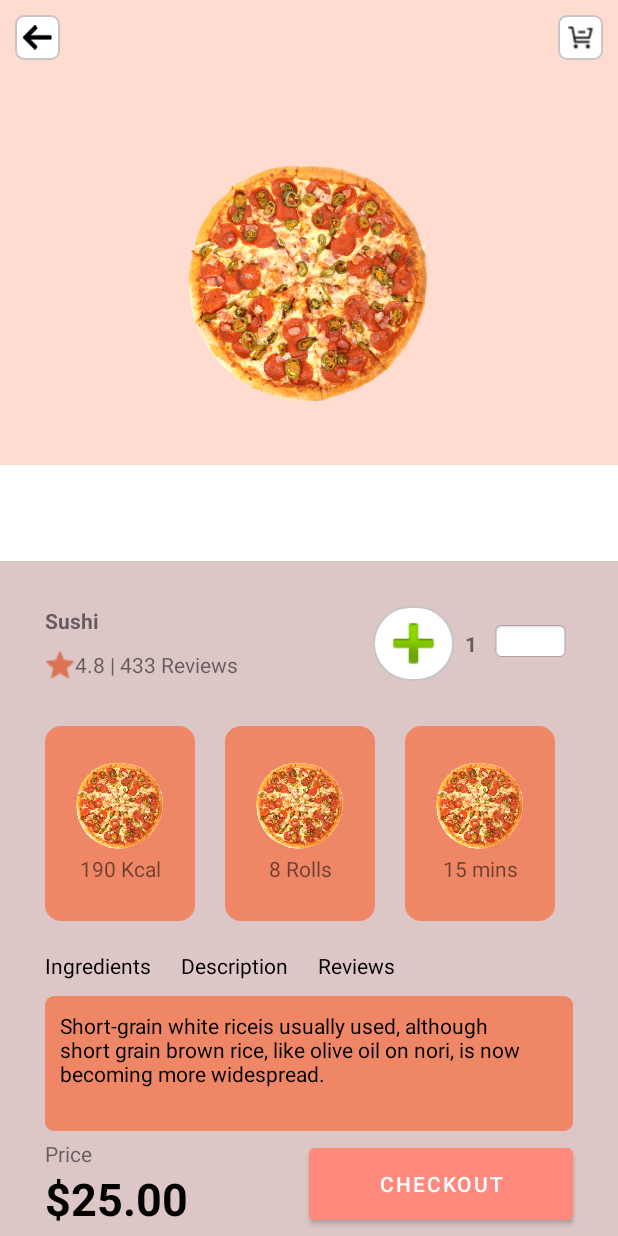
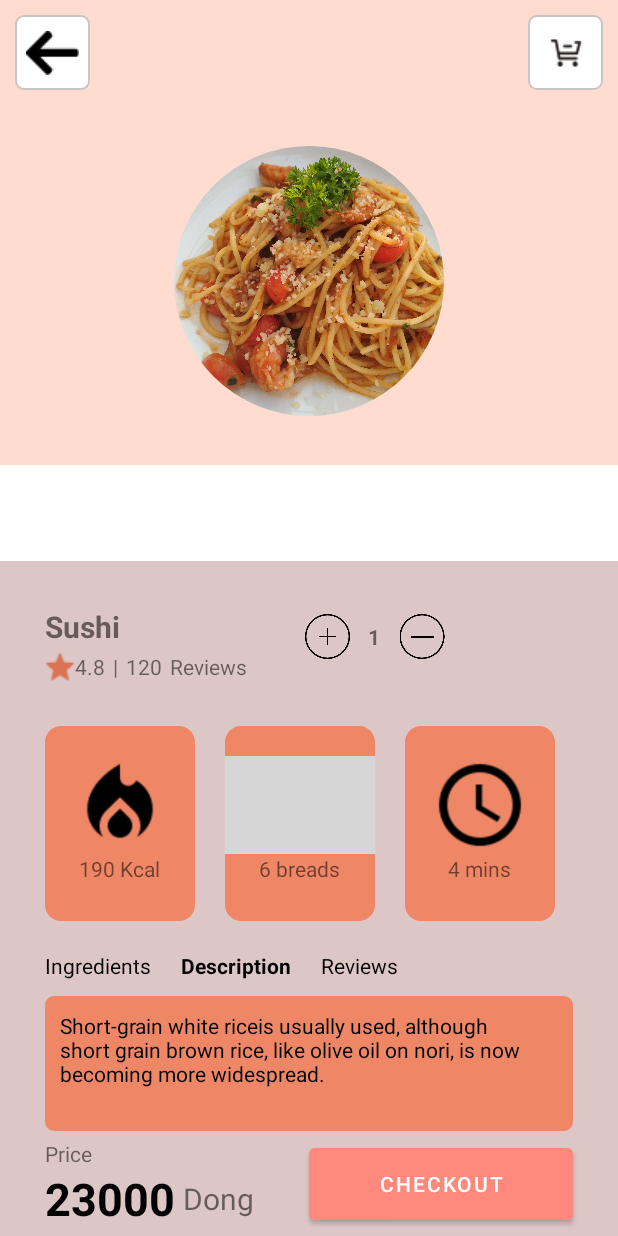
Before and after one commit to khoapham1003/FoodOrderingApp, an Android app: the layout product_page.xml on its own in the app's theme, with its tools: preview values and no code run, on a phone screen of 412 x 824 dp. Run offline under Robolectric (Android 15) with nearby library versions, the phone set to English and light mode, and no system bars; grey boxes are pictures that could not be loaded.

Commit message:
update product_page.xml-kiennguyen commit

```diff
--- a/FoodOrderingApp/app/src/main/res/layout/product_page.xml
+++ b/FoodOrderingApp/app/src/main/res/layout/product_page.xml
@@ -16,27 +16,25 @@
         app:layout_constraintStart_toStartOf="parent"
         app:layout_constraintTop_toTopOf="parent">
 
-        <LinearLayout
+        <RelativeLayout
             android:layout_width="match_parent"
             android:layout_height="276dp"
             android:orientation="horizontal">
 
             <LinearLayout
+                android:layout_alignParentLeft="true"
                 android:id="@+id/homeBtn1"
                 android:layout_width="wrap_content"
                 android:layout_height="wrap_content"
-                android:layout_weight="0.2"
                 android:orientation="vertical">
-
-                <ImageView
-                    android:id="@+id/img1"
-                    android:layout_width="30dp"
-                    android:layout_height="30dp"
+                <ImageButton
+                    android:id="@+id/btnBack"
+                    android:layout_width="50dp"
+                    android:layout_height="50dp"
                     android:layout_margin="10dp"
-                    android:layout_weight="1"
                     android:background="@drawable/button_top"
                     android:padding="5dp"
-                    app:srcCompat="@drawable/back" />
+                    app:srcCompat="@drawable/back"/>
 
             </LinearLayout>
 
@@ -44,23 +42,22 @@
                 android:id="@+id/homeBtn2"
                 android:layout_width="wrap_content"
                 android:layout_height="wrap_content"
-                android:layout_weight="0.2"
+                android:layout_alignParentRight="true"
                 android:orientation="vertical">
 
-                <ImageView
-                    android:id="@+id/img2"
-                    android:layout_width="30dp"
-                    android:layout_height="30dp"
-                    android:layout_gravity="right"
+                <ImageButton
+                    android:id="@+id/btnCart"
+                    android:layout_width="50dp"
+                    android:layout_height="50dp"
                     android:layout_margin="10dp"
-                    android:layout_weight="1"
                     android:background="@drawable/button_top"
                     android:padding="5dp"
-                    app:srcCompat="@drawable/cart" />
+                    app:srcCompat="@drawable/cart"/>
+
 
             </LinearLayout>
 
-        </LinearLayout>
+        </RelativeLayout>
 
 
     </LinearLayout>
@@ -74,15 +71,24 @@
         app:layout_constraintStart_toStartOf="parent"
         app:layout_constraintTop_toTopOf="@+id/linearLayout">
 
-        <ImageView
-            android:id="@+id/imageView22"
-            android:layout_width="wrap_content"
-            android:layout_height="wrap_content"
+        <de.hdodenhof.circleimageview.CircleImageView
+            android:id="@+id/imgSrc"
             app:layout_constraintBottom_toBottomOf="parent"
             app:layout_constraintEnd_toEndOf="parent"
             app:layout_constraintStart_toStartOf="parent"
             app:layout_constraintTop_toTopOf="parent"
-            app:srcCompat="@drawable/pizza" />
+            android:src="@drawable/spagetti"
+            android:layout_width="wrap_content"
+            android:layout_height="wrap_content" />
+        <!--        <ImageView-->
+        <!--            android:id="@+id/imgSrc"-->
+        <!--            android:layout_width="wrap_content"-->
+        <!--            android:layout_height="wrap_content"-->
+        <!--            app:layout_constraintBottom_toBottomOf="parent"-->
+        <!--            app:layout_constraintEnd_toEndOf="parent"-->
+        <!--            app:layout_constraintStart_toStartOf="parent"-->
+        <!--            app:layout_constraintTop_toTopOf="parent"-->
+        <!--            app:srcCompat="@drawable/pizza" />-->
     </androidx.constraintlayout.widget.ConstraintLayout>
 
     <androidx.constraintlayout.widget.ConstraintLayout
@@ -106,51 +112,86 @@
             <LinearLayout
                 android:layout_width="match_parent"
                 android:layout_height="110dp"
+
+
                 android:orientation="horizontal">
 
                 <LinearLayout
+
                     android:layout_width="wrap_content"
                     android:layout_height="match_parent"
-                    android:layout_margin="30dp"
+                    android:layout_marginVertical="30dp"
+                    android:layout_marginLeft="30dp"
                     android:orientation="vertical">
 
                     <TextView
-                        android:id="@+id/textView3"
-                        android:layout_width="match_parent"
+                        android:id="@+id/titleFood"
+                        android:layout_width="wrap_content"
                         android:layout_height="wrap_content"
+                        android:layout_marginBottom="3dp"
                         android:text="Sushi"
+                        android:textSize="20dp"
                         android:textStyle="bold" />
 
-                    <TextView
-                        android:id="@+id/textView2"
-                        android:layout_width="match_parent"
+                    <LinearLayout
+                        android:layout_width="wrap_content"
                         android:layout_height="wrap_content"
-                        android:layout_marginTop="10dp"
-                        android:drawableStart="@drawable/start_icon"
-                        android:text="4.8 | 433 Reviews" />
+                        android:orientation="horizontal">
+
+                        <TextView
+                            android:id="@+id/rvStart"
+                            android:layout_width="match_parent"
+                            android:layout_height="wrap_content"
+                            android:drawableStart="@drawable/start_icon"
+                            android:text="4.8" />
+
+                        <TextView
+                            android:layout_width="match_parent"
+                            android:layout_height="wrap_content"
+                            android:layout_marginHorizontal="5dp"
+                            android:text="|" />
+
+                        <TextView
+                            android:id="@+id/rvCount"
+                            android:layout_width="match_parent"
+                            android:layout_height="wrap_content"
+                            android:layout_marginRight="5dp"
+                            android:text="120" />
+
+                        <TextView
+                            android:layout_width="match_parent"
+                            android:layout_height="wrap_content"
+
+                            android:text="Reviews" />
+
+                    </LinearLayout>
+
                 </LinearLayout>
 
                 <LinearLayout
-                    android:layout_width="match_parent"
+
+
+                    android:layout_width="100dp"
                     android:layout_height="wrap_content"
-                    android:layout_margin="30dp"
+                    android:layout_margin="35dp"
                     android:orientation="horizontal"
-                    android:paddingLeft="30dp">
+
+                    >
 
                     <ImageView
                         android:id="@+id/imageView"
-                        android:layout_width="50dp"
-                        android:layout_height="50dp"
+                        android:layout_width="30dp"
+                        android:layout_height="30dp"
                         android:layout_weight="1"
-                        android:background="@drawable/circle_button_background"
-                        app:srcCompat="@android:drawable/ic_input_add" />
+
+                        app:srcCompat="@drawable/thinadd" />
 
                     <TextView
                         android:id="@+id/textView5"
                         android:layout_width="wrap_content"
                         android:layout_height="wrap_content"
                         android:layout_marginHorizontal="5dp"
-                        android:layout_marginTop="15dp"
+                        android:layout_marginTop="5dp"
                         android:layout_weight="1"
                         android:text="1"
                         android:textAlignment="center"
@@ -158,11 +199,11 @@
 
                     <ImageView
                         android:id="@+id/imageView2"
-                        android:layout_width="wrap_content"
-                        android:layout_height="wrap_content"
-                        android:layout_marginTop="10dp"
+                        android:layout_width="30dp"
+                        android:layout_height="30dp"
+
                         android:layout_weight="1"
-                        app:srcCompat="@android:drawable/editbox_background" />
+                        app:srcCompat="@drawable/remove" />
                 </LinearLayout>
             </LinearLayout>
 
@@ -187,14 +228,30 @@
                         android:layout_width="match_parent"
                         android:layout_height="65dp"
                         android:layout_marginTop="20dp"
-                        app:srcCompat="@drawable/pizza" />
+                        app:srcCompat="@drawable/fire" />
 
-                    <TextView
-                        android:id="@+id/textKcal"
+                    <LinearLayout
                         android:layout_width="match_parent"
                         android:layout_height="wrap_content"
-                        android:text="190 Kcal"
-                        android:textAlignment="center" />
+                        android:gravity="center"
+                        android:orientation="horizontal">
+
+                        <TextView
+                            android:id="@+id/kcal"
+                            android:layout_width="wrap_content"
+                            android:layout_height="wrap_content"
+                            android:text="190"
+                            />
+
+                        <TextView
+                            android:layout_width="wrap_content"
+                            android:layout_height="wrap_content"
+                            android:layout_marginLeft="3dp"
+                            android:text="Kcal"
+                            />
+
+                    </LinearLayout>
+
 
 
                 </LinearLayout>
@@ -215,14 +272,24 @@
                         android:layout_width="match_parent"
                         android:layout_height="65dp"
                         android:layout_marginTop="20dp"
-                        app:srcCompat="@drawable/pizza" />
+                        app:srcCompat="@drawable/restaurant" />
 
-                    <TextView
-                        android:id="@+id/textRolls"
+                    <LinearLayout
                         android:layout_width="match_parent"
                         android:layout_height="wrap_content"
-                        android:text="8 Rolls"
-                        android:textAlignment="center" />
+                        android:gravity="center"
+                        android:orientation="horizontal">
+
+                        <TextView
+                            android:id="@+id/unit"
+                            android:layout_width="wrap_content"
+                            android:layout_height="wrap_content"
+                            android:text="6 breads"
+                            />
+
+
+
+                    </LinearLayout>
 
 
                 </LinearLayout>
@@ -243,14 +310,30 @@
                         android:layout_width="match_parent"
                         android:layout_height="65dp"
                         android:layout_marginTop="20dp"
-                        app:srcCompat="@drawable/pizza" />
+                        app:srcCompat="@drawable/time" />
 
-                    <TextView
-                        android:id="@+id/textTimes"
+                    <LinearLayout
                         android:layout_width="match_parent"
                         android:layout_height="wrap_content"
-                        android:text="15 mins"
-                        android:textAlignment="center" />
+                        android:gravity="center"
+                        android:orientation="horizontal">
+
+                        <TextView
+                            android:id="@+id/cookTime"
+                            android:layout_width="wrap_content"
+                            android:layout_height="wrap_content"
+                            android:text="4"
+                            android:layout_marginRight="3dp"
+                            />
+                        <TextView
+
+                            android:layout_width="wrap_content"
+                            android:layout_height="wrap_content"
+                            android:text="mins"
+                            />
+
+
+                    </LinearLayout>
 
 
                 </LinearLayout>
@@ -284,6 +367,7 @@
                         android:layout_height="wrap_content"
                         android:layout_marginLeft="20dp"
                         android:text="Description"
+                        android:textStyle="bold"
                         android:textColor="@color/black"
                         app:layout_constraintStart_toEndOf="@+id/textView8"
                         app:layout_constraintTop_toTopOf="parent" />
@@ -293,15 +377,16 @@
                         android:layout_width="wrap_content"
                         android:layout_height="wrap_content"
                         android:layout_marginLeft="30dp"
+
                         android:text="Ingredients"
                         android:textColor="#000000"
                         app:layout_constraintStart_toStartOf="parent"
                         app:layout_constraintTop_toTopOf="parent"
-                        tools:textStyle="bold" />
+                        />
                 </androidx.constraintlayout.widget.ConstraintLayout>
 
                 <TextView
-                    android:id="@+id/textView9"
+                    android:id="@+id/des"
                     android:layout_width="match_parent"
                     android:layout_height="match_parent"
                     android:layout_marginHorizontal="30dp"
@@ -333,19 +418,38 @@
                         android:layout_width="match_parent"
                         android:layout_height="wrap_content"
                         android:text="Price" />
-
-                    <TextView
-                        android:id="@+id/textView11"
+                    <LinearLayout
                         android:layout_width="match_parent"
                         android:layout_height="wrap_content"
-                        android:text="$25.00"
-                        android:textColor="@color/black"
-                        android:textSize="30dp"
-                        android:textStyle="bold" />
+                        android:orientation="horizontal"
+
+                        >
+
+                        <TextView
+                            android:id="@+id/price"
+                            android:layout_width="wrap_content"
+                            android:layout_height="wrap_content"
+                            android:text="23000"
+                            android:textColor="@color/black"
+                            android:textSize="30dp"
+                            android:textStyle="bold" />
+
+                        <TextView
+                            android:layout_width="wrap_content"
+                            android:layout_height="match_parent"
+                            android:textAlignment="center"
+                            android:layout_marginLeft="5dp"
+                            android:textSize="20dp"
+                            android:gravity="center"
+                            android:text="Dong"
+
+                            />
+                    </LinearLayout>
+
                 </LinearLayout>
 
                 <Button
-                    android:id="@+id/button"
+                    android:id="@+id/btnCheckOut"
                     android:layout_width="200dp"
                     android:layout_height="60dp"
                     android:layout_marginRight="30dp"
```
